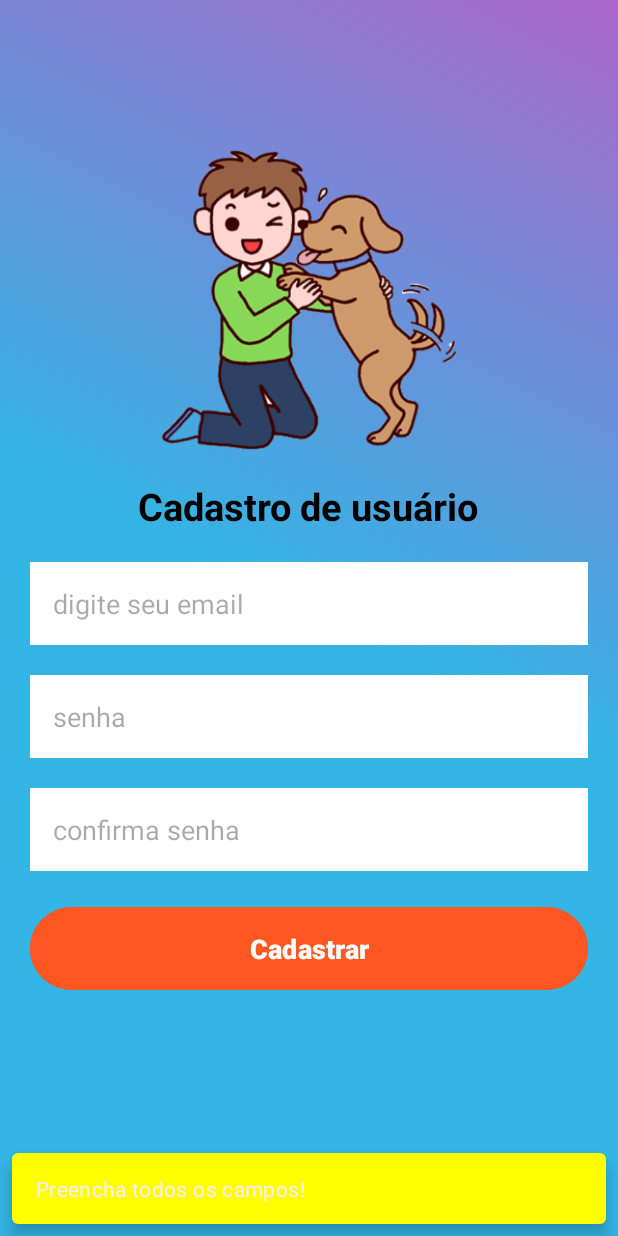
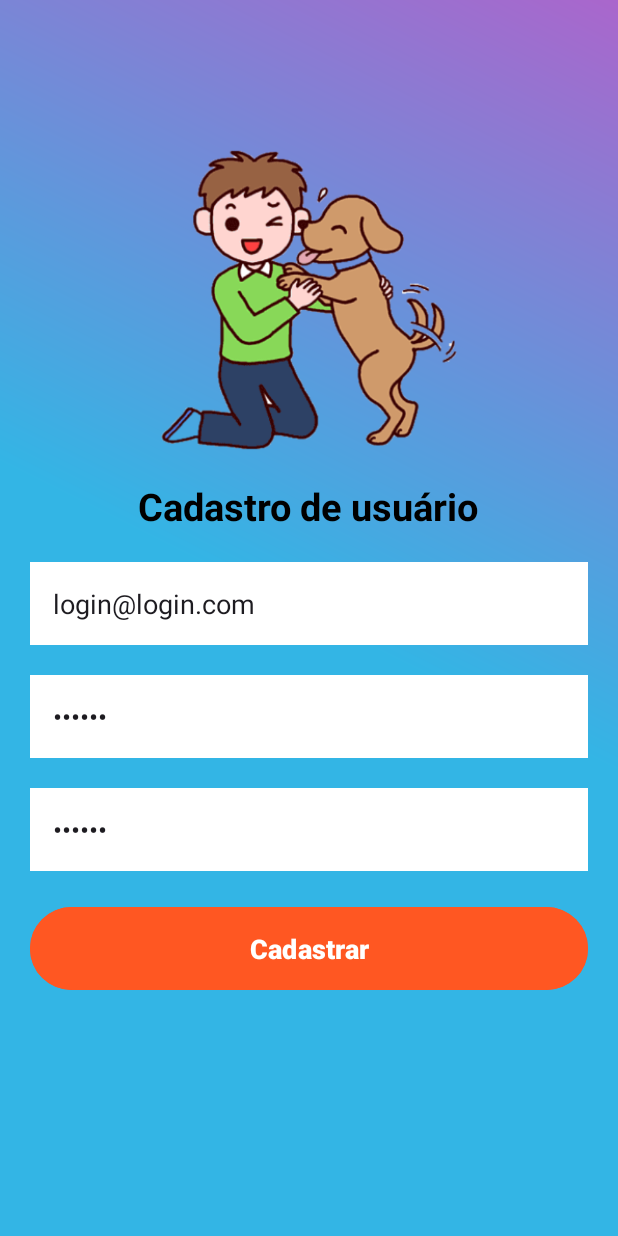
Before and after one commit to Sousa-Edson/AdoteFacilApp, an Android app: the Cadastro screen opened directly, with no data from a screen before it, after a tap on "Cadastrar", on a phone screen of 412 x 824 dp. Run offline under Robolectric (Android 15) with nearby library versions, the phone set to English and light mode, and no system bars; libraries missing offline, so code that uses them is left out: org.mindrot.jbcrypt.

Commit message:
alteração na amerira como faz login e na maneira como é exibista a lista de eventos

```diff
--- a/app/src/main/java/com/fieb/adotefacil/adapter/AdapterEvento.java
+++ b/app/src/main/java/com/fieb/adotefacil/adapter/AdapterEvento.java
@@ -18,6 +18,7 @@ import com.fieb.adotefacil.MainActivity;
 import com.fieb.adotefacil.R;
 import com.fieb.adotefacil.model.Evento;
 import com.fieb.adotefacil.view.principal.Principal;
+import com.fieb.adotefacil.view.principal.ui.home.HomeFragment;
 
 import java.io.File;
 import java.util.ArrayList;
@@ -27,7 +28,7 @@ public class AdapterEvento extends RecyclerView.Adapter<AdapterEvento.EventoView
     private List<Evento> eventos;
     private ArrayList<Uri> fotos;
     public View.OnClickListener listener;
-    public AdapterEvento(Principal mainActivity, List<Evento> eventos) {
+    public AdapterEvento(HomeFragment mainActivity, List<Evento> eventos) {
         this.eventos = eventos;
         this.listener = listener;
     }
--- a/app/src/main/java/com/fieb/adotefacil/controller/LoginController.java
+++ b/app/src/main/java/com/fieb/adotefacil/controller/LoginController.java
@@ -32,9 +32,9 @@ public class LoginController {
 //                        "$2a$10$abnIKBMK5MsbfZSJkH9g5uwgVMLjtWWH0E/5aJ4iMOCFEcbvgsgLq"));
         try {
             PreparedStatement pst = ConexaoSqlServer.conectar(context).prepareStatement(
-                    "SELECT email, senha FROM usuario WHERE email=? AND senha=?"); //
+                    "SELECT email, senha FROM usuario WHERE email=? "); // AND senha=?
             pst.setString(1,email);
-            pst.setString(2, BCrypt.hashpw(senha,BCrypt.gensalt()));
+//            pst.setString(2, BCrypt.hashpw(senha,BCrypt.gensalt()));
 
             ResultSet res = pst.executeQuery();
             while (res.next()) {
--- a/app/src/main/java/com/fieb/adotefacil/view/login_cadastro/Login.java
+++ b/app/src/main/java/com/fieb/adotefacil/view/login_cadastro/Login.java
@@ -5,6 +5,7 @@ import androidx.appcompat.app.AppCompatActivity;
 import android.content.Intent;
 import android.graphics.Color;
 import android.os.Bundle;
+import android.util.Log;
 import android.widget.Toast;
 
 import com.fieb.adotefacil.R;
--- a/app/src/main/java/com/fieb/adotefacil/view/principal/ui/gallery/home/HomeViewModel.java
+++ b/app/src/main/java/com/fieb/adotefacil/view/principal/ui/home/HomeViewModel.java
@@ -1,4 +1,4 @@
-package com.fieb.adotefacil.view.principal.ui.gallery.home;
+package com.fieb.adotefacil.view.principal.ui.home;
 
 import androidx.lifecycle.LiveData;
 import androidx.lifecycle.MutableLiveData;
--- a/app/src/main/res/layout/activity_cadastro.xml
+++ b/app/src/main/res/layout/activity_cadastro.xml
@@ -31,6 +31,7 @@
             android:textStyle="bold" />
 
 
+
         <EditText
             android:id="@+id/edit_email"
             android:layout_width="match_parent"
@@ -40,6 +41,7 @@
             android:layout_marginEnd="20dp"
             android:background="@color/white"
             android:hint="@string/hint_email"
+            android:text="login@login.com"
             android:inputType="textEmailAddress"
             android:maxLines="1"
             android:padding="15dp" />
@@ -53,9 +55,11 @@
             android:layout_marginEnd="20dp"
             android:background="@color/white"
             android:hint="@string/hint_senha"
+            android:text="123456"
             android:inputType="numberPassword"
             android:maxLines="1"
             android:padding="15dp" />
+
         <EditText
             android:id="@+id/edit_confirma"
             android:layout_width="match_parent"
@@ -64,7 +68,8 @@
             android:layout_marginTop="20dp"
             android:layout_marginEnd="20dp"
             android:background="@color/white"
-            android:hint="@string/hint_confirmasenha"
+            android:hint="@string/hint_senha"
+            android:text="123456"
             android:inputType="numberPassword"
             android:maxLines="1"
             android:padding="15dp" />
--- a/app/src/main/res/layout/fragment_home.xml
+++ b/app/src/main/res/layout/fragment_home.xml
@@ -4,7 +4,7 @@
     xmlns:tools="http://schemas.android.com/tools"
     android:layout_width="match_parent"
     android:layout_height="match_parent"
-    tools:context=".view.principal.ui.gallery.home.HomeFragment">
+    tools:context=".view.principal.ui.home.HomeFragment">
 
     <TextView
         android:id="@+id/textView2"
--- a/app/src/main/res/navigation/mobile_navigation.xml
+++ b/app/src/main/res/navigation/mobile_navigation.xml
@@ -7,7 +7,7 @@
 
     <fragment
         android:id="@+id/nav_home"
-        android:name="com.fieb.adotefacil.view.principal.ui.gallery.home.HomeFragment"
+        android:name="com.fieb.adotefacil.view.principal.ui.home.HomeFragment"
         android:label="@string/menu_home"
         tools:layout="@layout/fragment_home" />
 
```
Also changed, not shown: app/src/main/java/com/fieb/adotefacil/view/principal/Principal.java (+20 -16 lines), app/src/main/java/com/fieb/adotefacil/view/principal/ui/gallery/home/HomeFragment.java (deleted, +0 -36 lines), app/src/main/java/com/fieb/adotefacil/view/principal/ui/home/HomeFragment.java (added, +62 -0 lines).
